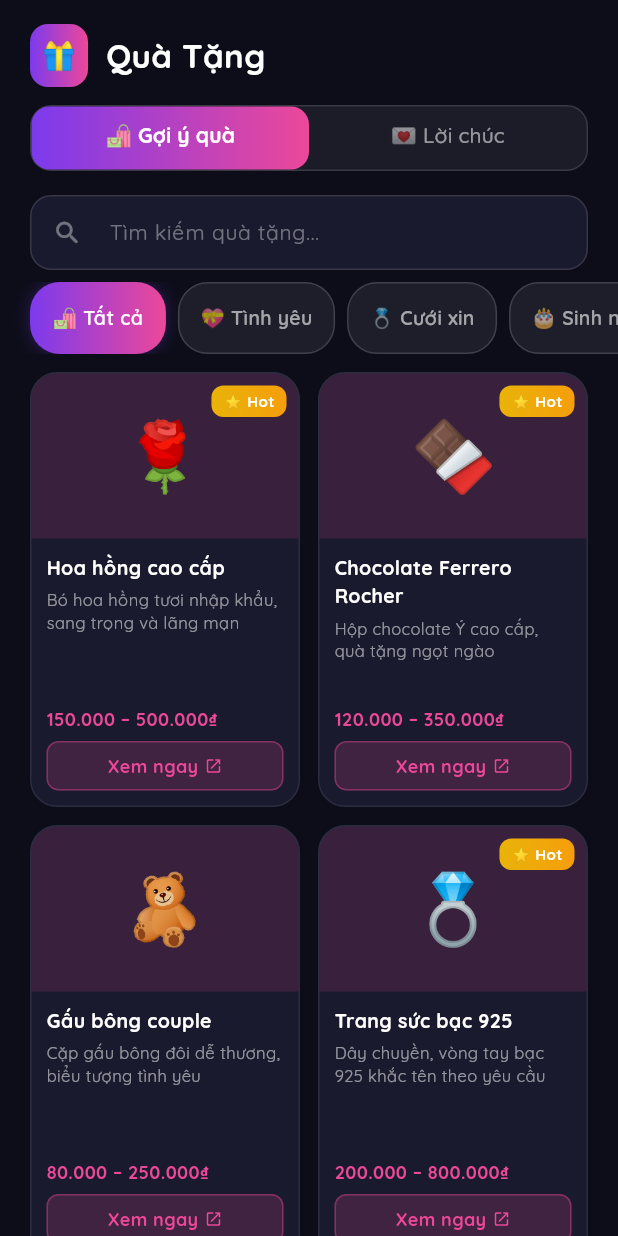
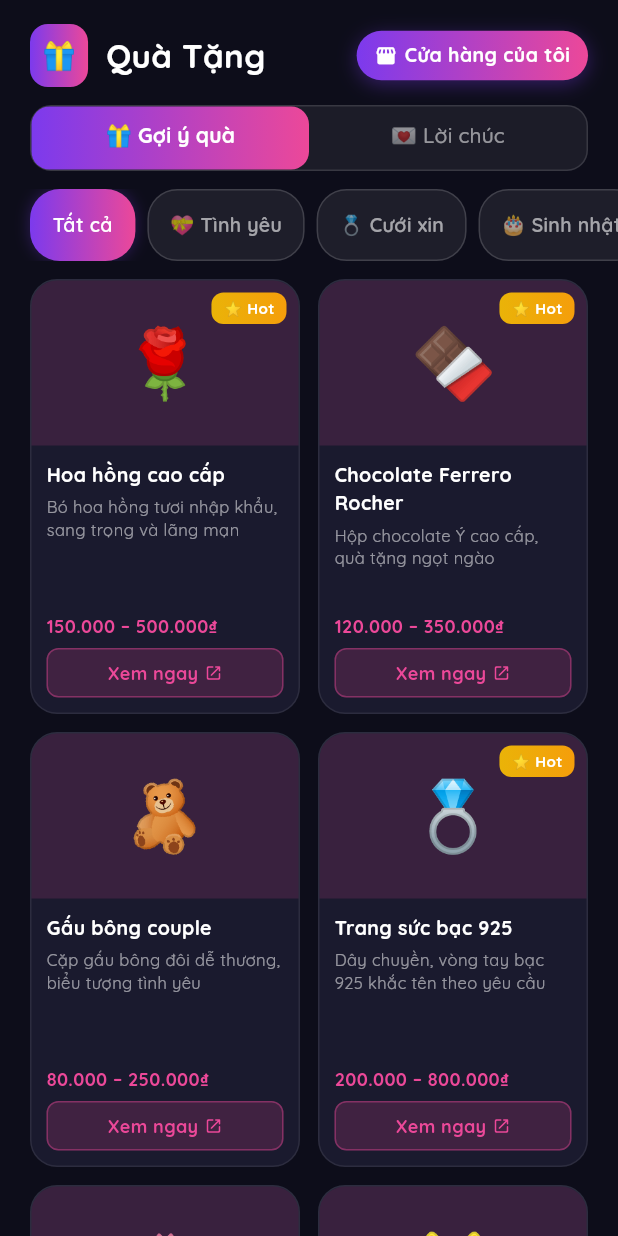
Before and after one commit to namtv95it/countdown_app, a Flutter app: the GiftScreen screen opened directly, on a phone screen of 412 x 824 dp. Run offline on Flutter 3.47's test engine with Material 3 defaults, Android fonts, the phone set to English and light mode, and no system bars; our stand-ins replace google_fonts, google_mobile_ads, shared_preferences; missing offline and left inert: home_widget, lunar; accounts and stored records are empty; network calls fail.

Commit message:
Update gift_screen.dart

```diff
--- a/lib/screens/gift_screen.dart
+++ b/lib/screens/gift_screen.dart
@@ -32,8 +32,6 @@ class _GiftScreenState extends State<GiftScreen>
 
   // ── Gợi ý quà ──
   String? _filterCategoryId;
-  String _searchQuery = '';
-  final _searchController = TextEditingController();
 
   @override
   void initState() {
@@ -53,7 +51,6 @@ class _GiftScreenState extends State<GiftScreen>
     _tabController.dispose();
     _senderController.dispose();
     _receiverController.dispose();
-    _searchController.dispose();
     _wishScrollController.dispose();
     super.dispose();
   }
@@ -130,18 +127,8 @@ class _GiftScreenState extends State<GiftScreen>
   }
 
   List<GiftProduct> get _filteredProducts {
-    var list = _filterCategoryId != null
-        ? GiftProducts.byCategory(_filterCategoryId)
-        : GiftProducts.all;
-    if (_searchQuery.isNotEmpty) {
-      final q = _searchQuery.toLowerCase();
-      list = list
-          .where((p) =>
-              p.name.toLowerCase().contains(q) ||
-              p.description.toLowerCase().contains(q))
-          .toList();
-    }
-    return list;
+    if (_filterCategoryId == null) return GiftProducts.all;
+    return GiftProducts.byCategory(_filterCategoryId);
   }
 
   // ──────────────────────────────────────────────────────────────
@@ -172,6 +159,7 @@ class _GiftScreenState extends State<GiftScreen>
   }
 
   Widget _buildHeader() {
+    const shopUrl = 'https://shopee.vn/shop/your_shop_id';
     return Padding(
       padding: const EdgeInsets.fromLTRB(20, 16, 20, 8),
       child: Row(
@@ -193,6 +181,43 @@ class _GiftScreenState extends State<GiftScreen>
               fontSize: 22,
               fontWeight: FontWeight.w800,
               color: Colors.white,
+            ),
+          ),
+          const Spacer(),
+          // Nút Shop
+          GestureDetector(
+            onTap: () => _openUrl(shopUrl),
+            child: Container(
+              padding: const EdgeInsets.symmetric(horizontal: 12, vertical: 7),
+              decoration: BoxDecoration(
+                gradient: const LinearGradient(
+                  colors: [Color(0xFF7C3AED), Color(0xFFEC4899)],
+                ),
+                borderRadius: BorderRadius.circular(20),
+                boxShadow: [
+                  BoxShadow(
+                    color: const Color(0xFF7C3AED).withValues(alpha: 0.35),
+                    blurRadius: 10,
+                    offset: const Offset(0, 3),
+                  ),
+                ],
+              ),
+              child: Row(
+                mainAxisSize: MainAxisSize.min,
+                children: [
+                  const Icon(Icons.storefront_rounded,
+                      color: Colors.white, size: 15),
+                  const SizedBox(width: 5),
+                  Text(
+                    'Cửa hàng của tôi',
+                    style: GoogleFonts.quicksand(
+                      fontSize: 13,
+                      fontWeight: FontWeight.w700,
+                      color: Colors.white,
+                    ),
+                  ),
+                ],
+              ),
             ),
           ),
         ],
@@ -226,7 +251,7 @@ class _GiftScreenState extends State<GiftScreen>
         labelColor: Colors.white,
         unselectedLabelColor: Colors.white54,
         tabs: const [
-          Tab(text: '🛍️ Gợi ý quà'),
+          Tab(text: '🎁 Gợi ý quà'),
           Tab(text: '💌 Lời chúc'),
         ],
       ),
@@ -533,52 +558,15 @@ class _GiftScreenState extends State<GiftScreen>
 
     return Column(
       children: [
-        // Search
-        Padding(
-          padding: const EdgeInsets.fromLTRB(20, 16, 20, 8),
-          child: Container(
-            decoration: BoxDecoration(
-              color: const Color(0xFF1A1A2E),
-              borderRadius: BorderRadius.circular(14),
-              border: Border.all(color: Colors.white12),
-            ),
-            child: TextField(
-              controller: _searchController,
-              style: GoogleFonts.quicksand(
-                  fontSize: 14, color: Colors.white),
-              onChanged: (v) => setState(() => _searchQuery = v),
-              decoration: InputDecoration(
-                hintText: 'Tìm kiếm quà tặng...',
-                hintStyle: GoogleFonts.quicksand(
-                    fontSize: 14, color: Colors.white38),
-                prefixIcon: const Icon(Icons.search_rounded,
-                    color: Colors.white38, size: 20),
-                suffixIcon: _searchQuery.isNotEmpty
-                    ? GestureDetector(
-                        onTap: () {
-                          _searchController.clear();
-                          setState(() => _searchQuery = '');
-                        },
-                        child: const Icon(Icons.close_rounded,
-                            color: Colors.white38, size: 18),
-                      )
-                    : null,
-                border: InputBorder.none,
-                contentPadding:
-                    const EdgeInsets.symmetric(vertical: 13),
-              ),
-            ),
-          ),
-        ),
-
         // Category filter chips
+        const SizedBox(height: 12),
         SizedBox(
           height: 48,
           child: ListView(
             scrollDirection: Axis.horizontal,
             padding: const EdgeInsets.symmetric(horizontal: 20),
             children: [
-              _buildFilterChip(null, '🛍️ Tất cả'),
+              _buildFilterChip(null, 'Tất cả'),
               ...giftCategories
                   .map((c) => _buildFilterChip(c.id, '${c.emoji} ${c.name}')),
             ],
@@ -591,8 +579,15 @@ class _GiftScreenState extends State<GiftScreen>
         Expanded(
           child: products.isEmpty
               ? _buildNoProducts()
-              : GridView.builder(
-                  padding: const EdgeInsets.fromLTRB(20, 0, 20, 80),
+              : CustomScrollView(
+                  slivers: [
+                    SliverPadding(
+                      padding: const EdgeInsets.fromLTRB(20, 0, 20, 12),
+                      sliver: SliverGrid(
+                        delegate: SliverChildBuilderDelegate(
+                          (ctx, i) => _buildProductCard(products[i]),
+                          childCount: products.length,
+                        ),
                         gridDelegate:
                             const SliverGridDelegateWithFixedCrossAxisCount(
                           crossAxisCount: 2,
@@ -600,11 +595,15 @@ class _GiftScreenState extends State<GiftScreen>
                           mainAxisSpacing: 12,
                           mainAxisExtent: 290,
                         ),
-                  itemCount: products.length,
-                  itemBuilder: (ctx, i) =>
-                      _buildProductCard(products[i]),
                       ),
                     ),
+                    const SliverToBoxAdapter(
+                      child: SizedBox(height: 80),
+                    ),
+                  ],
+                ),
+        ),
+
       ],
     );
   }
```
Lines whose indentation alone changed are shown as unchanged.
